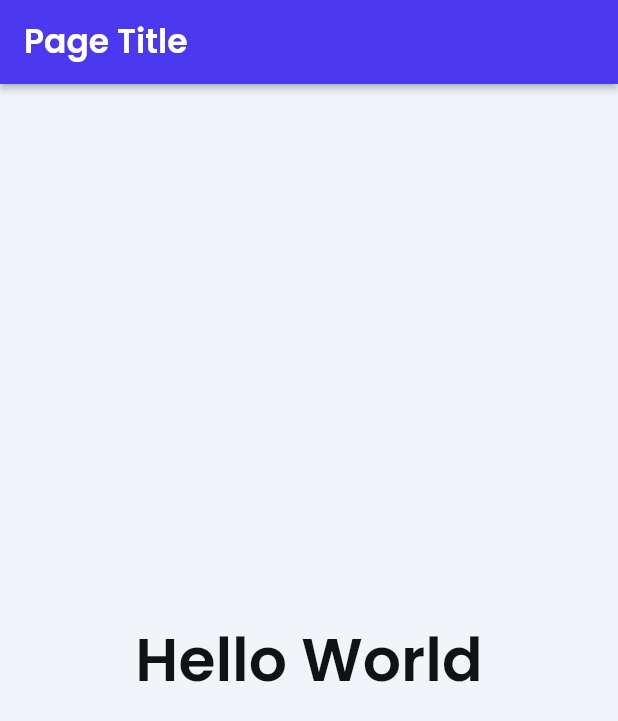
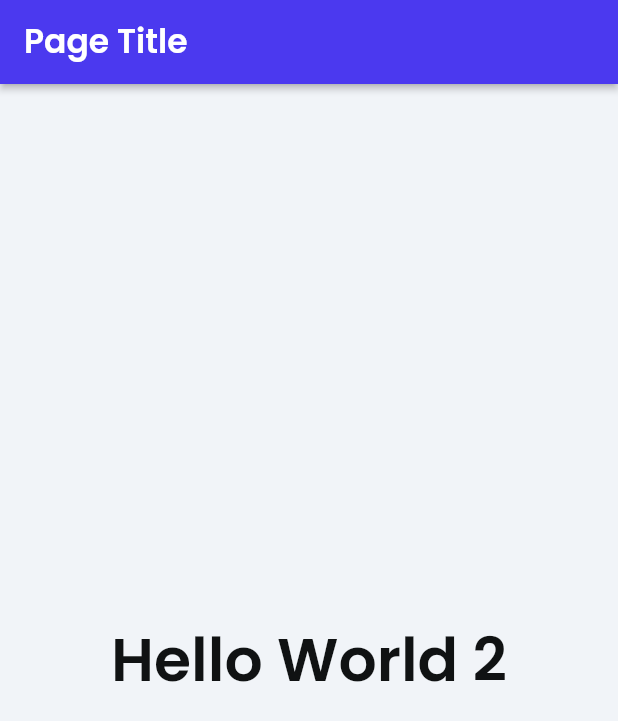
Before and after one commit to marc007/DevTest1, a Flutter app: the screen it shows after launch, on a phone screen of 412 x 824 dp. Shown: the top 721 px of the screen. Run offline on Flutter 3.47's test engine with Material 2 defaults, Android fonts, the phone set to English and light mode, and no system bars; our stand-ins replace auto_size_text, font_awesome_flutter, from_css_color, go_router, google_fonts, page_transition and 1 more.

Commit message:
change title

```diff
--- a/lib/home_page/home_page_widget.dart
+++ b/lib/home_page/home_page_widget.dart
@@ -42,7 +42,7 @@ class _HomePageWidgetState extends State<HomePageWidget> {
             crossAxisAlignment: CrossAxisAlignment.stretch,
             children: [
               Text(
-                'Hello World',
+                'Hello World 2',
                 textAlign: TextAlign.center,
                 style: FlutterFlowTheme.of(context).bodyText1.override(
                       fontFamily: 'Poppins',
```
Also changed, not shown: 1 other file.
